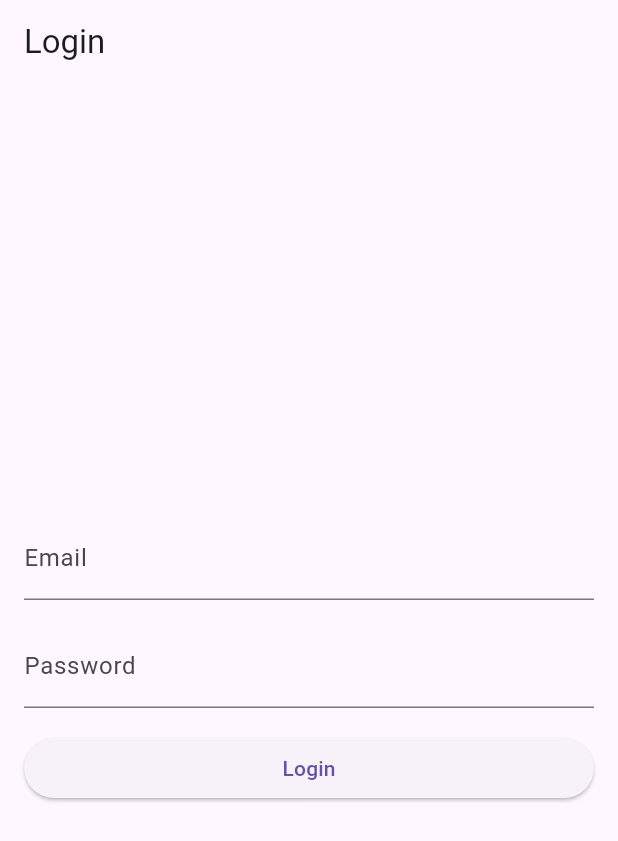
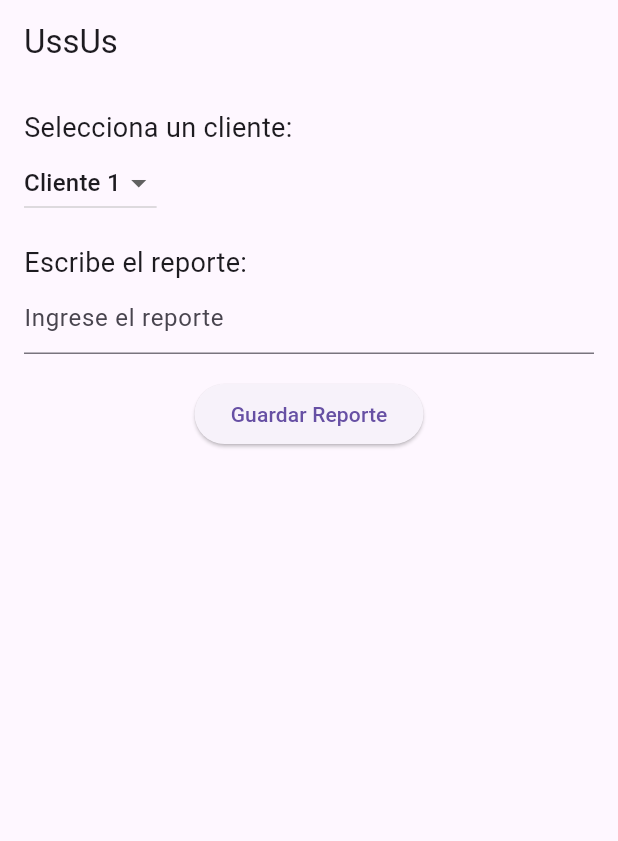
Before and after one commit to Kacueto/proyectomovil, a Flutter app: the screen it shows after launch, after a tap on "Login", on a phone screen of 412 x 824 dp. Shown: the top 841 px of the screen. Run offline on Flutter 3.47's test engine with Material 3 defaults, Android fonts, the phone set to English and light mode, and no system bars; our stand-ins replace get.

Commit message:
Creacion de la estructura de carpetas y archivos ademas de las dos paginas principales de la aplicacion esperando que la companera del grupo cree el uc.dart

```diff
--- /dev/null
+++ b/lib/Ui/loginscreen.dart
@@ -0,0 +1,43 @@
+import 'package:flutter/material.dart';
+import 'package:get/get.dart';
+import 'package:proyectomoil/Ui/pages.dart';
+
+class LoginScreen extends StatelessWidget {
+  const LoginScreen({Key? key}) : super(key: key);
+
+  @override
+  Widget build(BuildContext context) {
+    return Scaffold(
+      appBar: AppBar(
+        title: const Text('Login'),
+      ),
+      body: Padding(
+        padding: const EdgeInsets.all(16.0),
+        child: Column(
+          crossAxisAlignment: CrossAxisAlignment.stretch,
+          mainAxisAlignment: MainAxisAlignment.center,
+          children: [
+            const TextField(
+              decoration: InputDecoration(
+                labelText: 'Email',
+              ),
+              keyboardType: TextInputType.emailAddress,
+            ),
+            const SizedBox(height: 16.0),
+            const TextField(
+              decoration: InputDecoration(
+                labelText: 'Password',
+              ),
+              obscureText: true,
+            ),
+            const SizedBox(height: 16.0),
+            ElevatedButton(
+              onPressed: () => Get.off(Us()),
+              child: const Text('Login'),
+            ),
+          ],
+        ),
+      ),
+    );
+  }
+}
--- /dev/null
+++ b/lib/Ui/my_app.dart
@@ -0,0 +1,23 @@
+import 'package:flutter/material.dart';
+import 'package:get/get.dart';
+import 'package:proyectomoil/Ui/pages.dart';
+
+class MyApp extends StatelessWidget {
+  const MyApp({Key? key}) : super(key: key);
+
+  // This widget is the root of your application.
+  @override
+  Widget build(BuildContext context) {
+    return GetMaterialApp(
+        title: 'TextFields & Forms',
+        debugShowCheckedModeBanner: false,
+        theme: ThemeData(
+          primarySwatch: Colors.blue,
+        ),
+        initialRoute: '/LoginScreen',
+        getPages:
+        [GetPage(name: '/LoginScreen', page: () => const LoginScreen()),
+        GetPage(name: '/Uc', page: () => const Uc()),
+        GetPage(name: '/Us', page: () =>  Us())],);
+  }
+}
--- /dev/null
+++ b/lib/Ui/pages.dart
@@ -0,0 +1,4 @@
+
+export 'package:proyectomoil/Ui/loginscreen.dart';
+export 'package:proyectomoil/Ui/pages/pages_uc/uc.dart';
+export 'package:proyectomoil/Ui/pages/pages_us/us.dart';
--- a/lib/Ux/loginscreen.dart
+++ b/lib/Ui/pages/pages_uc/uc.dart
@@ -1,43 +1,40 @@
-import 'package:flutter/material.dart';
+import "package:flutter/material.dart";
 
-class LoginScreen extends StatelessWidget {
-  const LoginScreen({Key? key, required this.email, required this.password})
+class Uc extends StatelessWidget {
+  const Uc({Key? key,})
       : super(key: key);
-
-  final String email;
-  final String password;
 
   @override
   Widget build(BuildContext context) {
     return Scaffold(
       appBar: AppBar(
-        title: Text('Login'),
+        title: const Text('UC'),
       ),
       body: Padding(
-        padding: EdgeInsets.all(16.0),
+        padding: const EdgeInsets.all(16.0),
         child: Column(
           crossAxisAlignment: CrossAxisAlignment.stretch,
           mainAxisAlignment: MainAxisAlignment.center,
           children: [
-            TextField(
+            const TextField(
               decoration: InputDecoration(
                 labelText: 'Email',
               ),
               keyboardType: TextInputType.emailAddress,
             ),
-            SizedBox(height: 16.0),
-            TextField(
+            const SizedBox(height: 16.0),
+            const TextField(
               decoration: InputDecoration(
                 labelText: 'Password',
               ),
               obscureText: true,
             ),
-            SizedBox(height: 16.0),
+            const SizedBox(height: 16.0),
             ElevatedButton(
               onPressed: () {
-                // Aquí puedes agregar la lógica para el inicio de sesión
+
               },
-              child: Text('Login'),
+              child: const Text('Login'),
             ),
           ],
         ),
--- /dev/null
+++ b/lib/Ui/pages/pages_us/us.dart
@@ -0,0 +1,88 @@
+
+
+import 'package:flutter/material.dart';
+
+
+class Us extends StatefulWidget {
+  const Us({super.key});
+
+  @override
+  State<Us> createState() => _UsState();
+}
+
+class _UsState extends State<Us> {
+  List<String> clientes = [
+    'Cliente 1',
+    'Cliente 2',
+    'Cliente 3',
+  ];
+
+   String selectedCliente = 'Cliente 1';
+
+  late String reporte = '';
+
+  @override
+  Widget build(BuildContext context) {
+    return Scaffold(
+      appBar: AppBar(
+        title: const Text('UssUs'),
+      ),
+      body: Padding(
+        padding: const EdgeInsets.all(16.0),
+        child: Column(
+          crossAxisAlignment: CrossAxisAlignment.start,
+          children: [
+            const Text(
+              'Selecciona un cliente:',
+              style: TextStyle(fontSize: 18),
+            ),
+            DropdownButton<String>(
+              value: selectedCliente,
+              onChanged: (String? newValue) {
+                setState(() {
+                  selectedCliente = newValue!;
+                });
+              },
+              items: clientes.map<DropdownMenuItem<String>>((String value) {
+                return DropdownMenuItem<String>(
+                  value: value,
+                  child: Text(value),
+                );
+              }).toList(),
+            ),
+            const SizedBox(height: 16),
+            const Text(
+              'Escribe el reporte:',
+              style: TextStyle(fontSize: 18),
+            ),
+            Column(
+              children: [
+                TextField(
+                  onChanged: (value) {
+                    reporte = value;
+                  },
+                  decoration: const InputDecoration(
+                    hintText: 'Ingrese el reporte',
+                  ),
+                  minLines: 1,
+                  maxLines: 8,
+                  expands: false,
+                ),
+                const SizedBox(height: 16),
+                ElevatedButton(
+                  onPressed: () {
+                    // Guardar el reporte con la hora actual
+                    String hora = DateTime.now().toString();
+                    String reporteGuardado = '$hora - $reporte - $selectedCliente';
+                    print(reporteGuardado);
+                  },
+                  child: const Text('Guardar Reporte'),
+                ),
+              ],
+            ),
+          ],
+        ),
+      ),
+    );
+  }
+}
--- a/lib/main.dart
+++ b/lib/main.dart
@@ -1,27 +1,6 @@
 import 'package:flutter/material.dart';
-import 'package:get/get.dart';
-import 'package:proyectomoil/Ux/loginscreen.dart';
+import 'Ui/my_app.dart';
 
 void main() {
   runApp(const MyApp());
 }
-
-class MyApp extends StatelessWidget {
-  const MyApp({Key? key}) : super(key: key);
-
-  // This widget is the root of your application.
-  @override
-  Widget build(BuildContext context) {
-    return GetMaterialApp(
-        title: 'TextFields & Forms',
-        debugShowCheckedModeBanner: false,
-        theme: ThemeData(
-          primarySwatch: Colors.blue,
-        ),
-        home: const LoginScreen(
-          key: Key('LoginScreen'),
-          email: "blank",
-          password: "blank",
-        ));
-  }
-}
```
Also changed, not shown: pubspec.lock, 1 other file.
